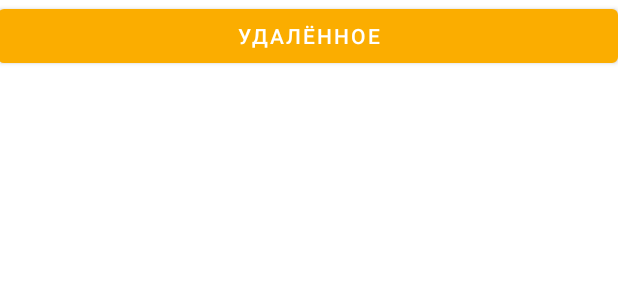
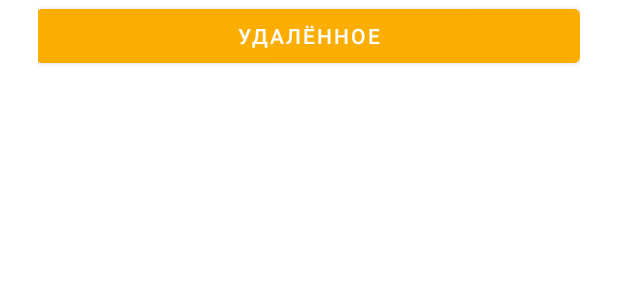
Before and after one commit to dumonten/FinancePRO, an Android app: the layout category_item.xml on its own in the app's theme, with its tools: preview values and no code run, on a phone screen of 412 x 824 dp. Shown: the top 300 px of the screen. Run offline under Robolectric (Android 15) with nearby library versions, the phone set to English and light mode, and no system bars.

Commit message:
New Category Design
Hello my dear friend, Lets celebrate and suck some .........., today we represent new design for category page, enjoy!!!

```diff
--- a/app/src/main/res/layout/category_item.xml
+++ b/app/src/main/res/layout/category_item.xml
@@ -1,7 +1,9 @@
 <?xml version="1.0" encoding="utf-8"?>
 <RelativeLayout xmlns:android="http://schemas.android.com/apk/res/android"
     android:layout_width="wrap_content"
-    android:layout_height="wrap_content">
+    android:layout_height="wrap_content"
+    android:layout_marginLeft="25dp"
+    android:layout_marginRight="25dp">
 
     <Button
         android:id="@+id/cat_item"
```
Also changed, not shown: app/src/main/res/layout/activity_categories.xml (+6 -5 lines).
